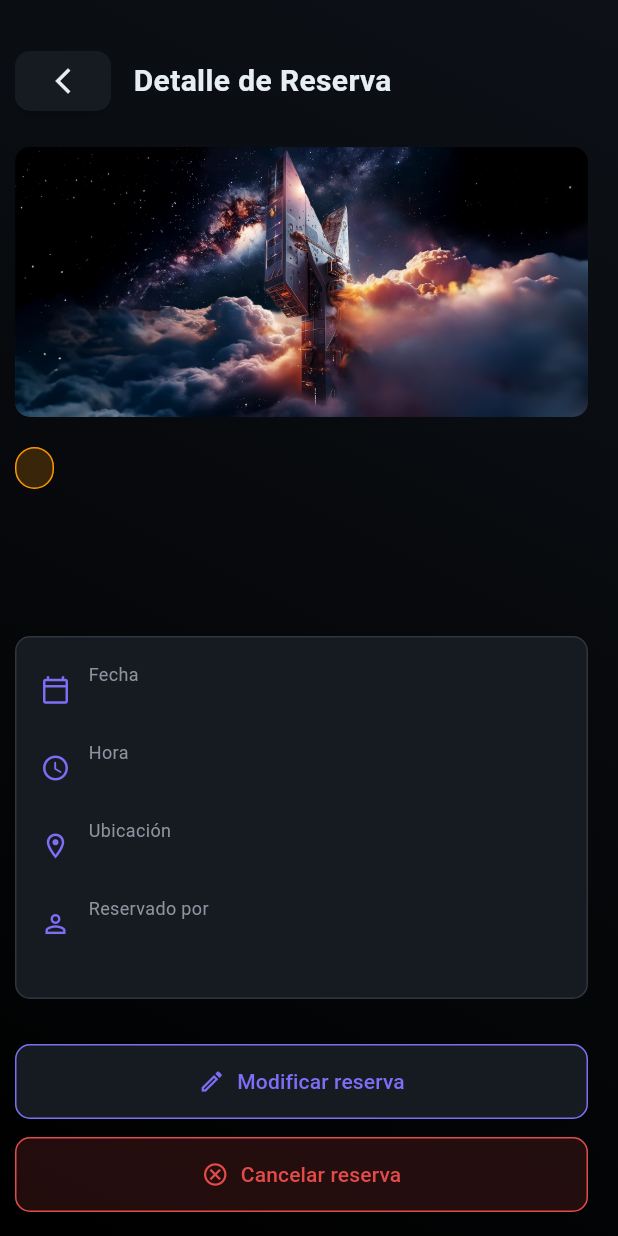
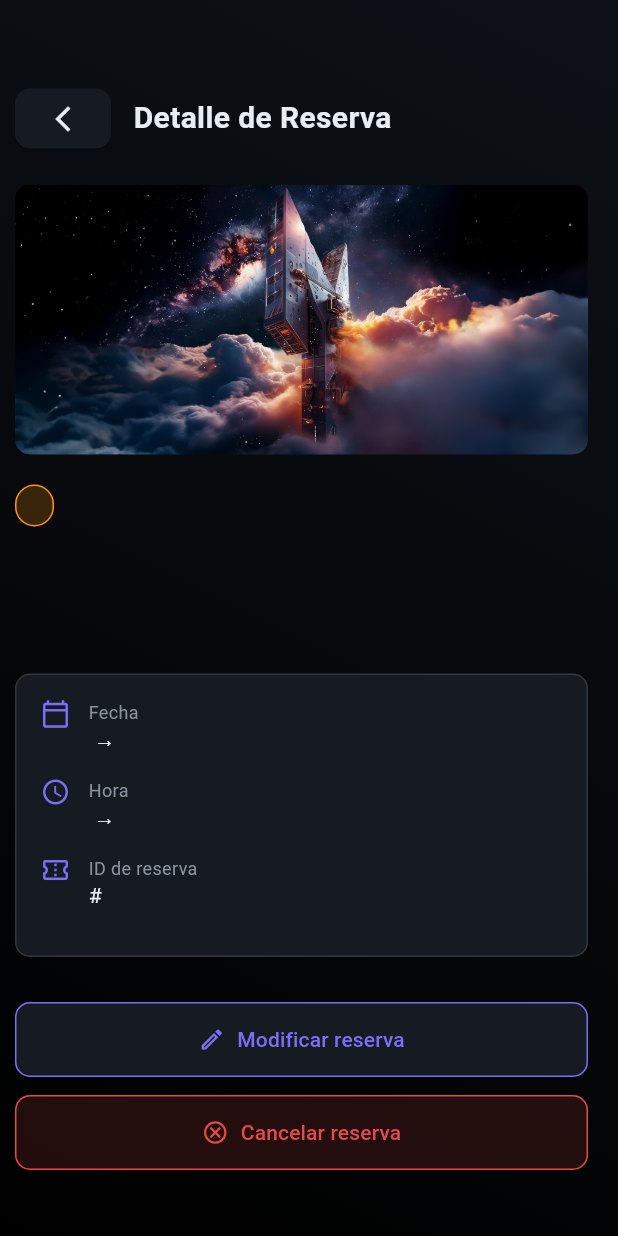
Before and after one commit to Bolivar-Tech-Systems/Sistema-de-reservas, a Flutter app: the PantallaDetalleReserva screen opened directly with empty values, on a phone screen of 412 x 824 dp. Run offline on Flutter 3.47's test engine with Material 3 defaults, Android fonts, the phone set to English and light mode, and no system bars; our stand-ins replace shared_preferences; accounts and stored records are empty.

Commit message:
Arreglando pantalla mis reservas

```diff
--- a/lib/screens/DetalleReserva.dart
+++ b/lib/screens/DetalleReserva.dart
@@ -23,7 +23,7 @@ class _PantallaDetalleReservaState extends State<PantallaDetalleReserva> {
       final token = prefs.getString('access_token');
 
       final response = await http.delete(
-        Uri.parse("http://127.0.0.1:8000/reservas/${widget.reserva['id']}"),
+        Uri.parse("http://127.0.0.1:8000/reservas/reserva_usuario/${widget.reserva['id']}"),
         headers: {'Authorization': 'Bearer $token'},
       );
 
@@ -87,6 +87,7 @@ class _PantallaDetalleReservaState extends State<PantallaDetalleReserva> {
     return Padding(
       padding: EdgeInsets.only(bottom: 14),
       child: Row(
+        crossAxisAlignment: CrossAxisAlignment.start,
         children: [
           Icon(icono, color: Colores.primary, size: 20),
           SizedBox(width: 12),
@@ -102,10 +103,26 @@ class _PantallaDetalleReservaState extends State<PantallaDetalleReserva> {
     );
   }
 
+  String _formatearFechas() {
+    final inicio = widget.reserva['fecha_inicio'];
+    final fin = widget.reserva['fecha_fin'];
+    if (inicio == null && fin == null) return 'No disponible';
+    if (inicio != null && fin != null) return '$inicio → $fin';
+    return inicio ?? fin ?? 'No disponible';
+  }
+
+  String _formatearHoras() {
+    final inicio = widget.reserva['hora_inicio'];
+    final fin = widget.reserva['hora_fin'];
+    if (inicio == null && fin == null) return 'No disponible';
+    if (inicio != null && fin != null) return '$inicio → $fin';
+    return inicio ?? fin ?? 'No disponible';
+  }
+
   @override
   Widget build(BuildContext context) {
     final reserva = widget.reserva;
-    final estado = reserva['estado'] ?? 'pendiente';
+    final estado = (reserva['estado'] ?? 'pendiente').toString().toLowerCase();
     final cancelada = estado == 'cancelada';
 
     return Scaffold(
@@ -124,7 +141,7 @@ class _PantallaDetalleReservaState extends State<PantallaDetalleReserva> {
           child: Column(
             crossAxisAlignment: CrossAxisAlignment.start,
             children: [
-              SizedBox(height: 30),
+              SizedBox(height: 55),
 
               // Header
               Row(
@@ -153,7 +170,7 @@ class _PantallaDetalleReservaState extends State<PantallaDetalleReserva> {
                 ],
               ),
 
-              SizedBox(height: 20),
+               SizedBox(height: 20),
 
               // Imagen del recurso
               ClipRRect(
@@ -230,10 +247,21 @@ class _PantallaDetalleReservaState extends State<PantallaDetalleReserva> {
                 ),
                 child: Column(
                   children: [
-                    _infoFila(Icons.calendar_today_outlined, "Fecha", reserva['fecha'] ?? 'No disponible'),
-                    _infoFila(Icons.access_time_rounded, "Hora", reserva['hora'] ?? 'No disponible'),
-                    _infoFila(Icons.location_on_outlined, "Ubicación", reserva['ubicacion'] ?? 'No disponible'),
-                    _infoFila(Icons.person_outline, "Reservado por", reserva['usuario'] ?? 'No disponible'),
+                    _infoFila(
+                      Icons.calendar_today_outlined,
+                      "Fecha",
+                      _formatearFechas(),
+                    ),
+                    _infoFila(
+                      Icons.access_time_rounded,
+                      "Hora",
+                      _formatearHoras(),
+                    ),
+                    _infoFila(
+                      Icons.confirmation_number_outlined,
+                      "ID de reserva",
+                      '#${reserva['reserva_id'] ?? reserva['id']}',
+                    ),
                   ],
                 ),
               ),
```
Also changed, not shown: lib/screens/MisReservas.dart (+54 -12 lines), 2 other files.
